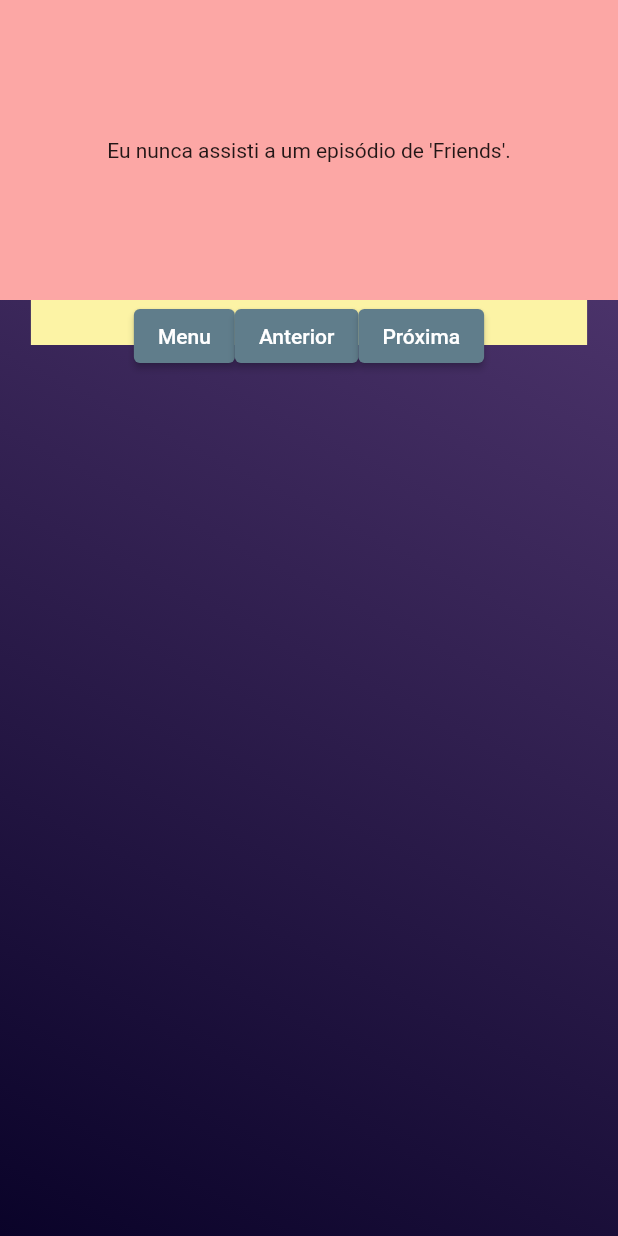
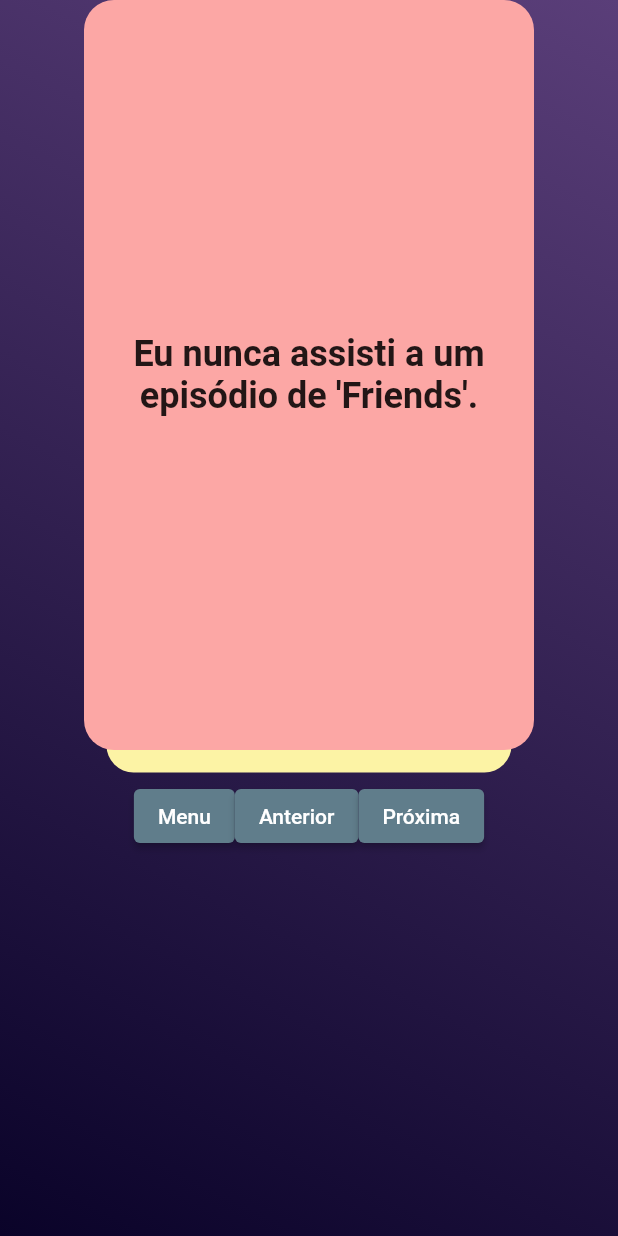
Before and after one commit to allmonty/eu-nunca, a Flutter app: the screen it shows after launch, after a tap on "Leves", on a phone screen of 412 x 824 dp. Run offline on Flutter 3.47's test engine with Material 2 defaults, Android fonts, the phone set to English and light mode, and no system bars; drawn by our look-alikes of appinio_swiper, auto_size_text; generated files the repository leaves out were written again.

Commit message:
visual refactor in cards

```diff
--- a/lib/game.dart
+++ b/lib/game.dart
@@ -1,4 +1,5 @@
 import 'package:appinio_swiper/appinio_swiper.dart';
+import 'package:auto_size_text/auto_size_text.dart';
 import 'package:flutter/material.dart';
 
 class Game extends StatefulWidget {
@@ -46,7 +47,8 @@
                 mainAxisSize: MainAxisSize.max,
                 children: [
                   SizedBox(
-                      height: 200.0,
+                      width: 300,
+                      height: 500,
                       child: AppinioSwiper(
                         controller: controller,
                         cardsCount: widget.questions.length,
@@ -54,13 +56,29 @@
                         unlimitedUnswipe: true,
                         cardsBuilder: (context, index) {
                           return Container(
-                            color: colors[index % colors.length],
+                            padding: const EdgeInsets.all(20),
+                            decoration: BoxDecoration(
+                              color: colors[index % colors.length],
+                              borderRadius:
+                                  const BorderRadius.all(Radius.circular(20)),
+                            ),
                             child: Center(
-                              child: Text(widget.questions[index]),
+                              child: AutoSizeText(
+                                widget.questions[index],
+                                minFontSize: 24,
+                                maxFontSize: 96,
+                                textAlign: TextAlign.center,
+                                style: const TextStyle(
+                                  fontWeight: FontWeight.bold,
+                                ),
+                              ),
                             ),
                           );
                         },
                       )),
+                  const SizedBox(
+                    height: 20,
+                  ),
                   Row(
                     mainAxisAlignment: MainAxisAlignment.center,
                     crossAxisAlignment: CrossAxisAlignment.center,
--- a/lib/l10n/app_en.arb
+++ b/lib/l10n/app_en.arb
@@ -1,5 +1,6 @@
 {
-    "menuTitle": "Never Have I Ever",
+    "menuTitle1": "Never Have",
+    "menuTitle2": "I Ever",
     "menuCategoryLight" : "Light",
     "menuCategoryMedium" : "Medium",
     "menuCategoryHeavy" : "Heavy"
--- a/lib/l10n/app_pt.arb
+++ b/lib/l10n/app_pt.arb
@@ -1,5 +1,6 @@
 {
-  "menuTitle": "Eu Nunca",
+  "menuTitle1": "Eu",
+  "menuTitle2": "Nunca",
   "menuCategoryLight" : "Leves",
   "menuCategoryMedium" : "Médias",
   "menuCategoryHeavy" : "Pesadas"
--- a/lib/menu.dart
+++ b/lib/menu.dart
@@ -1,5 +1,6 @@
 import 'dart:convert';
 
+import 'package:auto_size_text/auto_size_text.dart';
 import 'package:flutter/material.dart';
 import 'package:flutter/services.dart';
 import 'package:flutter_gen/gen_l10n/app_localizations.dart';
@@ -41,7 +42,8 @@
 
   @override
   Widget build(BuildContext context) {
-    String menuTitle = AppLocalizations.of(context)!.menuTitle;
+    String menuTitle1 = AppLocalizations.of(context)!.menuTitle1;
+    String menuTitle2 = AppLocalizations.of(context)!.menuTitle2;
     String menuLightText = AppLocalizations.of(context)!.menuCategoryLight;
     String menuMediumText = AppLocalizations.of(context)!.menuCategoryMedium;
     String menuHeavyText = AppLocalizations.of(context)!.menuCategoryHeavy;
@@ -75,12 +77,22 @@
                       mainAxisAlignment: MainAxisAlignment.center,
                       mainAxisSize: MainAxisSize.max,
                       children: [
-                        Text(
-                          menuTitle,
+                        AutoSizeText(
+                          menuTitle1,
+                          minFontSize: 24,
+                          maxFontSize: 96,
                           style: const TextStyle(
                             color: Colors.white,
                             fontWeight: FontWeight.bold,
-                            fontSize: 64,
+                          ),
+                        ),
+                        AutoSizeText(
+                          menuTitle2,
+                          minFontSize: 24,
+                          maxFontSize: 96,
+                          style: const TextStyle(
+                            color: Colors.white,
+                            fontWeight: FontWeight.bold,
                           ),
                         ),
                         const SizedBox(
@@ -88,24 +100,30 @@
                         ),
                         MenuButton(
                           text: menuLightText,
-                          onPressed: () =>
-                              openGamePage(context, snapshot.data["light"]),
+                          onPressed: () => openGamePage(
+                            context,
+                            snapshot.data["light"],
+                          ),
                         ),
                         const SizedBox(
                           height: 10,
                         ),
                         MenuButton(
                           text: menuMediumText,
-                          onPressed: () =>
-                              openGamePage(context, snapshot.data["medium"]),
+                          onPressed: () => openGamePage(
+                            context,
+                            snapshot.data["medium"],
+                          ),
                         ),
                         const SizedBox(
                           height: 10,
                         ),
                         MenuButton(
                           text: menuHeavyText,
-                          onPressed: () =>
-                              openGamePage(context, snapshot.data["heavy"]),
+                          onPressed: () => openGamePage(
+                            context,
+                            snapshot.data["heavy"],
+                          ),
                         )
                       ],
                     ),
--- a/pubspec.yaml
+++ b/pubspec.yaml
@@ -40,6 +40,7 @@
   intl: any
   card_swiper : ^2.0.1
   appinio_swiper: ^2.0.1
+  auto_size_text: ^3.0.0
 
 dev_dependencies:
   flutter_test:
```
Also changed, not shown: pubspec.lock.
